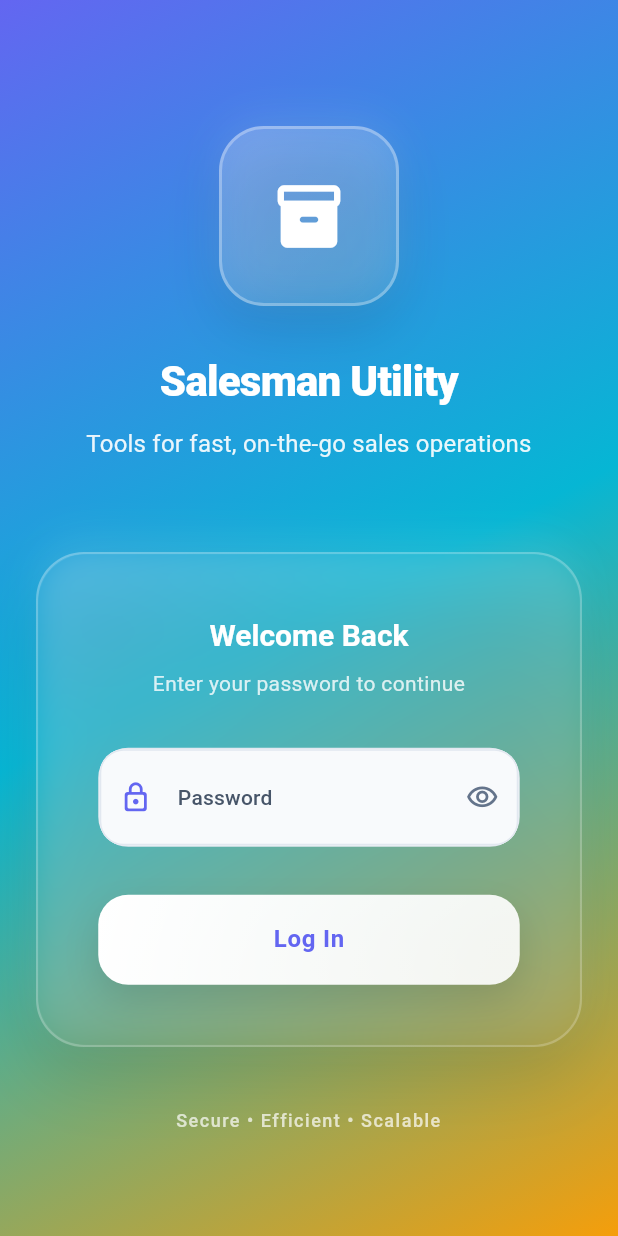
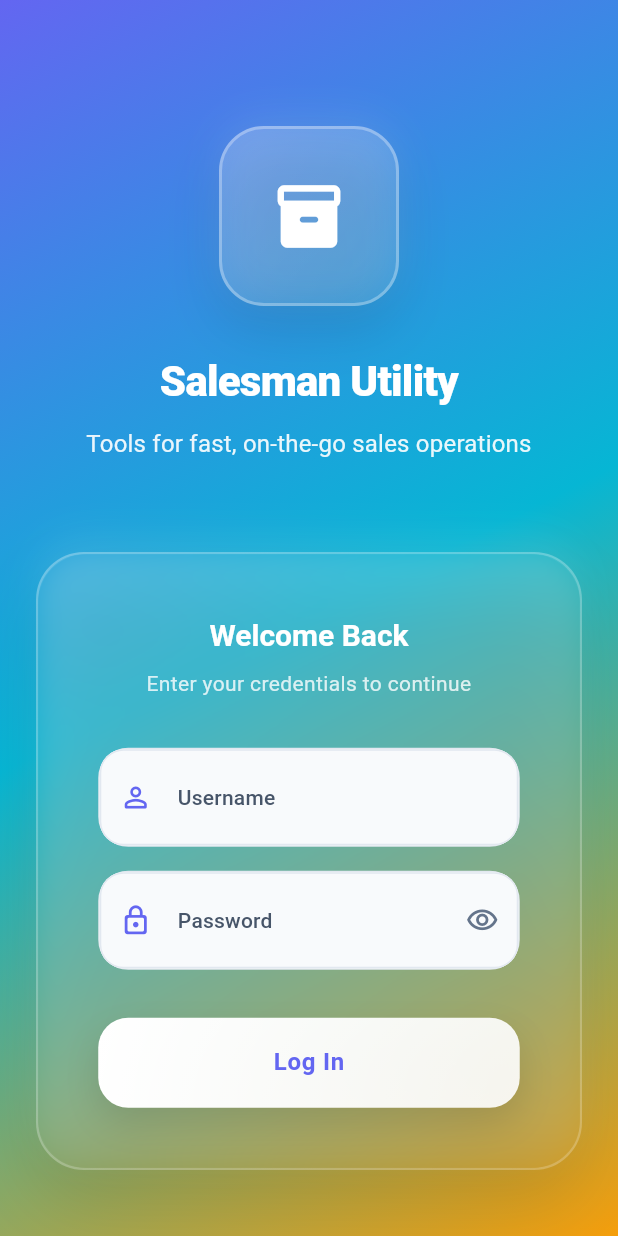
Before and after one commit to Maleesha-Sanjana/Distribution_App_Flutter, a Flutter app: the screen it shows after launch, on a phone screen of 412 x 824 dp. Run offline on Flutter 3.47's test engine with Material 3 defaults, Android fonts, the phone set to English and light mode, and no system bars.

Commit message:
login page username adding

```diff
--- a/lib/pages/login_page.dart
+++ b/lib/pages/login_page.dart
@@ -13,6 +13,7 @@ class LandingPage extends StatefulWidget {
 class _LandingPageState extends State<LandingPage>
     with TickerProviderStateMixin {
   final _formKey = GlobalKey<FormState>();
+  final usernameController = TextEditingController();
   final passwordController = TextEditingController();
 
   late AnimationController _animationController;
@@ -22,6 +23,10 @@ class _LandingPageState extends State<LandingPage>
   late Animation<double> _gradientAnimation;
 
   bool _obscurePassword = true;
+
+  // Mock credentials
+  static const mockUsername = 'maleesha';
+  static const mockPassword = 'maleesha123';
 
   @override
   void initState() {
@@ -59,6 +64,7 @@ class _LandingPageState extends State<LandingPage>
   void dispose() {
     _animationController.dispose();
     _gradientController.dispose();
+    usernameController.dispose();
     passwordController.dispose();
     super.dispose();
   }
@@ -66,47 +72,25 @@ class _LandingPageState extends State<LandingPage>
   Future<void> _handleSubmit() async {
     if (!_formKey.currentState!.validate()) return;
 
+    // Validate mock credentials
+    if (usernameController.text != mockUsername ||
+        passwordController.text != mockPassword) {
+      if (!mounted) return;
+      ScaffoldMessenger.of(context).showSnackBar(
+        const SnackBar(
+          content: Text('Invalid username or password'),
+          backgroundColor: Colors.red,
+          behavior: SnackBarBehavior.floating,
+        ),
+      );
+      return;
+    }
+
     final auth = context.read<AuthProvider>();
     try {
-      // Login with password only
-      final success = await auth.loginWithPassword(passwordController.text);
-
-      if (!mounted) return;
-
-      if (success) {
-        // Check if salesman is active
-        if (auth.isCurrentSalesmanActive) {
-          Navigator.of(context).pushReplacementNamed('/home');
-        } else {
-          // Show error for inactive salesmen
-          ScaffoldMessenger.of(context).showSnackBar(
-            SnackBar(
-              content: const Text(
-                'Account is suspended or blacklisted. Please contact administrator.',
-              ),
-              backgroundColor: Theme.of(context).colorScheme.error,
-              behavior: SnackBarBehavior.floating,
-              shape: RoundedRectangleBorder(
-                borderRadius: BorderRadius.circular(12),
-              ),
-            ),
-          );
-          auth.logout();
-        }
-      } else {
-        // Show error for invalid credentials
-        ScaffoldMessenger.of(context).showSnackBar(
-          SnackBar(
-            content: Text(
-              'Error: ${auth.errorMessage ?? 'Invalid credentials'}',
-            ),
-            backgroundColor: Theme.of(context).colorScheme.error,
-            behavior: SnackBarBehavior.floating,
-            shape: RoundedRectangleBorder(
-              borderRadius: BorderRadius.circular(12),
-            ),
-          ),
-        );
+      // Mock successful login
+      if (mounted) {
+        Navigator.of(context).pushReplacementNamed('/home');
       }
     } catch (e) {
       if (mounted) {
@@ -115,9 +99,6 @@ class _LandingPageState extends State<LandingPage>
             content: Text('Login failed: ${e.toString()}'),
             backgroundColor: Theme.of(context).colorScheme.error,
             behavior: SnackBarBehavior.floating,
-            shape: RoundedRectangleBorder(
-              borderRadius: BorderRadius.circular(12),
-            ),
           ),
         );
       }
@@ -304,7 +285,7 @@ class _LandingPageState extends State<LandingPage>
                                         ),
                                         const SizedBox(height: 8),
                                         Text(
-                                          'Enter your password to continue',
+                                          'Enter your credentials to continue',
                                           style: theme.textTheme.bodyMedium
                                               ?.copyWith(
                                                 color: Colors.white.withOpacity(
@@ -314,27 +295,67 @@ class _LandingPageState extends State<LandingPage>
                                           textAlign: TextAlign.center,
                                         ),
                                         const SizedBox(height: 32),
+                                        // Username Field
+                                        Container(
+                                          decoration: BoxDecoration(
+                                            color: Colors.white.withOpacity(0.9),
+                                            borderRadius: BorderRadius.circular(20),
+                                            border: Border.all(
+                                              color: const Color(0xFFE2E8F0),
+                                            ),
+                                          ),
+                                          margin: const EdgeInsets.only(bottom: 16),
+                                          child: TextFormField(
+                                            controller: usernameController,
+                                            style: const TextStyle(
+                                              color: Color(0xFF1E293B),
+                                              fontSize: 16,
+                                              fontWeight: FontWeight.w500,
+                                            ),
+                                            decoration: InputDecoration(
+                                              labelText: 'Username',
+                                              hintText: 'Enter your username',
+                                              hintStyle: const TextStyle(
+                                                color: Color(0xFF64748B),
+                                                fontSize: 16,
+                                              ),
+                                              labelStyle: const TextStyle(
+                                                color: Color(0xFF475569),
+                                                fontSize: 14,
+                                                fontWeight: FontWeight.w500,
+                                              ),
+                                              prefixIcon: Icon(
+                                                Icons.person_outline_rounded,
+                                                color: const Color(0xFF6366F1),
+                                                size: 22,
+                                              ),
+                                              border: InputBorder.none,
+                                              contentPadding: const EdgeInsets.symmetric(
+                                                horizontal: 20,
+                                                vertical: 20,
+                                              ),
+                                            ),
+                                            validator: (value) {
+                                              if (value == null || value.isEmpty) {
+                                                return 'Please enter your username';
+                                              }
+                                              return null;
+                                            },
+                                          ),
+                                        ),
                                         // Password Field with modern styling
                                         Container(
                                           decoration: BoxDecoration(
-                                            color: Colors.white.withOpacity(
-                                              0.9,
-                                            ), // More opaque for better contrast
-                                            borderRadius: BorderRadius.circular(
-                                              20,
-                                            ),
+                                            color: Colors.white.withOpacity(0.9),
+                                            borderRadius: BorderRadius.circular(20),
                                             border: Border.all(
-                                              color: const Color(
-                                                0xFFE2E8F0,
-                                              ), // Light border for visibility
+                                              color: const Color(0xFFE2E8F0),
                                             ),
                                           ),
                                           child: TextFormField(
                                             controller: passwordController,
                                             style: const TextStyle(
-                                              color: Color(
-                                                0xFF1E293B,
-                                              ), // Dark text for visibility
+                                              color: Color(0xFF1E293B),
                                               fontSize: 16,
                                               fontWeight: FontWeight.w500,
                                             ),
@@ -342,23 +363,17 @@ class _LandingPageState extends State<LandingPage>
                                               labelText: 'Password',
                                               hintText: 'Enter your password',
                                               hintStyle: const TextStyle(
-                                                color: Color(
-                                                  0xFF64748B,
-                                                ), // Dark gray for visibility
+                                                color: Color(0xFF64748B),
                                                 fontSize: 16,
                                               ),
                                               labelStyle: const TextStyle(
-                                                color: Color(
-                                                  0xFF475569,
-                                                ), // Darker gray for visibility
+                                                color: Color(0xFF475569),
                                                 fontSize: 14,
                                                 fontWeight: FontWeight.w500,
                                               ),
                                               prefixIcon: Icon(
                                                 Icons.lock_outline_rounded,
-                                                color: const Color(
-                                                  0xFF6366F1,
-                                                ), // Primary color for visibility
+                                                color: const Color(0xFF6366F1),
                                                 size: 22,
                                               ),
                                               suffixIcon: IconButton(
@@ -370,7 +385,7 @@ class _LandingPageState extends State<LandingPage>
                                                             .visibility_off_outlined,
                                                   color: const Color(
                                                     0xFF64748B,
-                                                  ), // Dark gray for visibility
+                                                  ),
                                                   size: 22,
                                                 ),
                                                 onPressed: () => setState(
```
